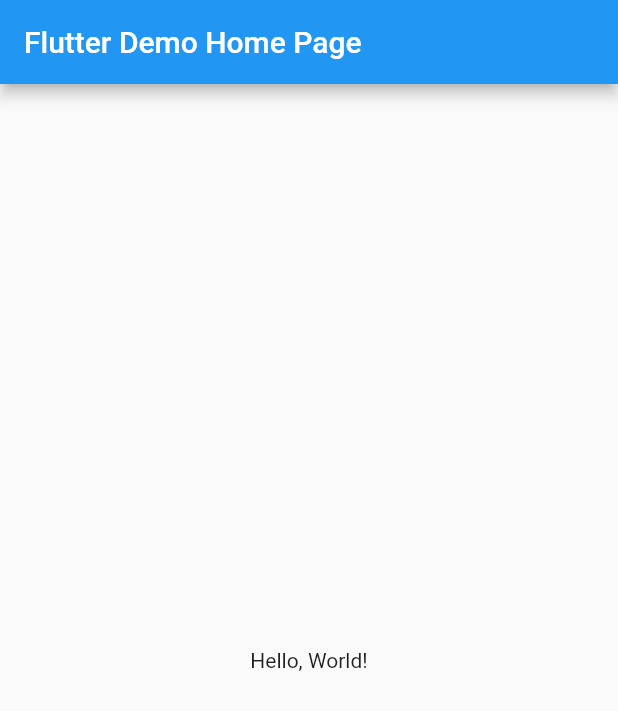
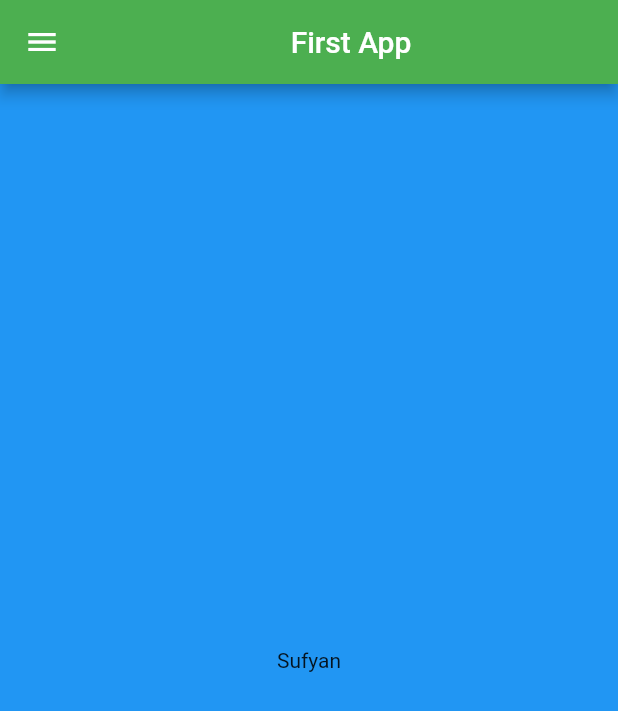
Before and after one commit to creativesufyan/Flutter_Learning, a Flutter app: the screen it shows after launch, on a phone screen of 412 x 824 dp. Shown: the top 711 px of the screen. Run offline on Flutter 3.47's test engine with Material 2 defaults, Android fonts, the phone set to English and light mode, and no system bars.

Commit message:
Scaffold

```diff
--- a/lib/main.dart
+++ b/lib/main.dart
@@ -1,40 +1,23 @@
 import 'package:flutter/material.dart';
 
-void main() => runApp(MyApp());
+void main() => runApp(const app());
 
-class MyApp extends StatelessWidget {
-  const MyApp({super.key});
-  // This widget is the root of your application.
+class app extends StatelessWidget {
+  const app({Key? key}) : super(key: key);
+
   @override
   Widget build(BuildContext context) {
     return MaterialApp(
-      // Application name
-      title: 'Flutter Hello World',
-      // Application theme data, you can set the colors for the application as
-      // you want
-      theme: ThemeData(
-        primarySwatch: Colors.blue,
-      ),
-      // A widget which will be started on application startup
-      home: MyHomePage(title: 'Flutter Demo Home Page'),
-    );
-  }
-}
-
-class MyHomePage extends StatelessWidget {
-  final String title;
-  const MyHomePage({super.key, required this.title});
-
-  @override
-  Widget build(BuildContext context) {
-    return Scaffold(
-      appBar: AppBar(
-        // The title text which will be shown on the action bar
-        title: Text(title),
-      ),
-      body: Center(
-        child: Text(
-          'Hello, World!',
+      debugShowCheckedModeBanner: false,
+      home: Scaffold(
+        appBar: AppBar(
+          backgroundColor: Colors.green,
+          title: Center(child: Text("First App")),
+          leading: Icon(Icons.menu),
+        ),
+        backgroundColor: Colors.blue,
+        body: Container(
+          child: Center(child: Text("Sufyan")),
         ),
       ),
     );
```
